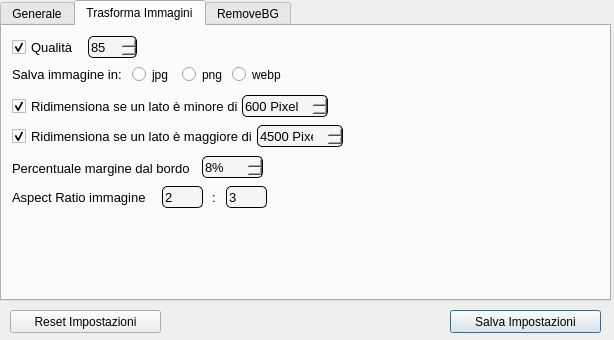
The window that WindowWidgets/Settings/optionsWidget.ui (RobertoRomolini/FotoMaster) describes before a commit, drawn with Qt 5.
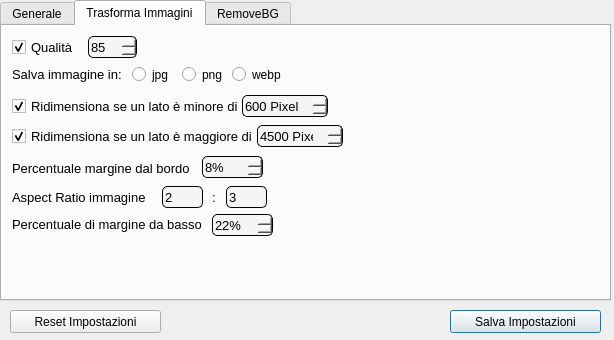
The same window after the commit. The open tabs and pages were chosen to show the change. Icons and pictures are not drawn. Custom widgets are drawn as their Qt base class.

```diff
--- a/WindowWidgets/Settings/optionsWidget.ui
+++ b/WindowWidgets/Settings/optionsWidget.ui
@@ -709,6 +709,97 @@
       <string notr="true">imageOutputFormat</string>
      </attribute>
     </widget>
+    <widget class="QLabel" name="label_15">
+     <property name="geometry">
+      <rect>
+       <x>10</x>
+       <y>190</y>
+       <width>191</width>
+       <height>16</height>
+      </rect>
+     </property>
+     <property name="font">
+      <font>
+       <pointsize>10</pointsize>
+      </font>
+     </property>
+     <property name="text">
+      <string>Percentuale di margine da basso</string>
+     </property>
+    </widget>
+    <widget class="QSpinBox" name="percentualeBasso">
+     <property name="geometry">
+      <rect>
+       <x>210</x>
+       <y>188</y>
+       <width>61</width>
+       <height>22</height>
+      </rect>
+     </property>
+     <property name="font">
+      <font>
+       <family>Helvetica</family>
+       <pointsize>10</pointsize>
+       <weight>50</weight>
+       <italic>false</italic>
+       <bold>false</bold>
+      </font>
+     </property>
+     <property name="styleSheet">
+      <string notr="true">QSpinBox
+{
+	background-color: rgb(245, 245, 245);
+	border: 1px solid black;
+	border-radius: 5px;
+	padding-right: 15px;
+	font: 10pt 'Helvetica';
+}
+
+QSpinBox::up-button
+{
+	subcontrol-origin: border;
+    border-image: url(:/Files/Files/up.png);
+    border-width: 1px;
+	margin-right: 2px;
+}
+
+QSpinBox::up-button:hover
+{
+	subcontrol-origin: border;
+    border-image: url(:/Files/Files/up.png);
+    border-width: 1px;
+	background-color: #6C6C6C;
+}
+
+QSpinBox::down-button
+{
+	subcontrol-origin: border;
+    border-image: url(:/Files/Files/down.png);
+    border-width: 1px;
+	margin-right: 2px;
+}
+
+QSpinBox::down-button:hover
+{
+	subcontrol-origin: border;
+    border-image: url(:/Files/Files/down.png);
+    border-width: 1px;
+	background-color: #6C6C6C;
+}</string>
+     </property>
+     <property name="suffix">
+      <string>%</string>
+     </property>
+     <property name="minimum">
+      <number>0</number>
+     </property>
+     <property name="maximum">
+      <number>50</number>
+     </property>
+     <property name="value">
+      <number>22</number>
+     </property>
+    </widget>
    </widget>
    <widget class="QWidget" name="tab_2">
     <attribute name="title">
```
Left out of the diff: 4 changed lines with no effect on the pictures.
